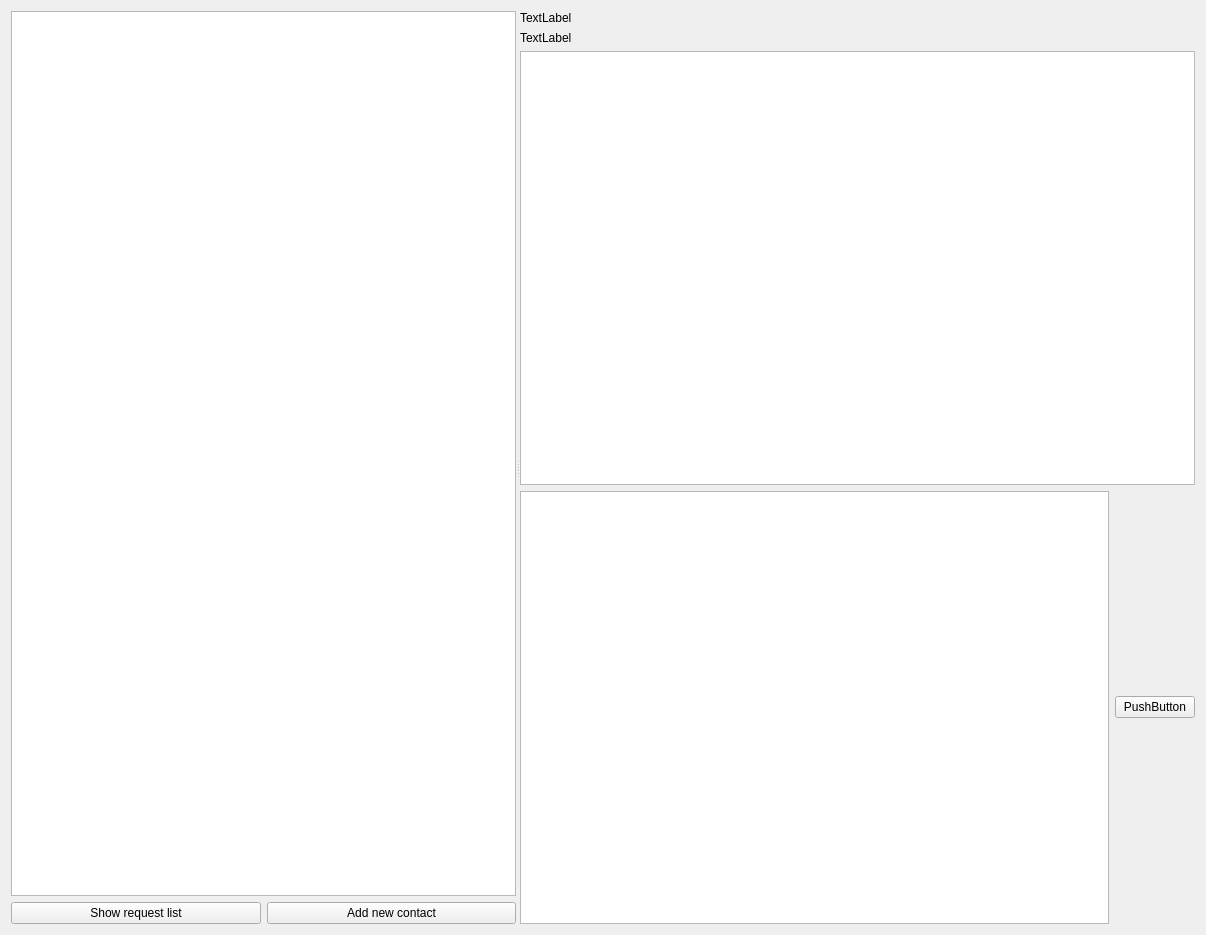
First picture: the form in ui/mainpagewidget.ui, repository McQueeh95/ChatProject, before the edit.
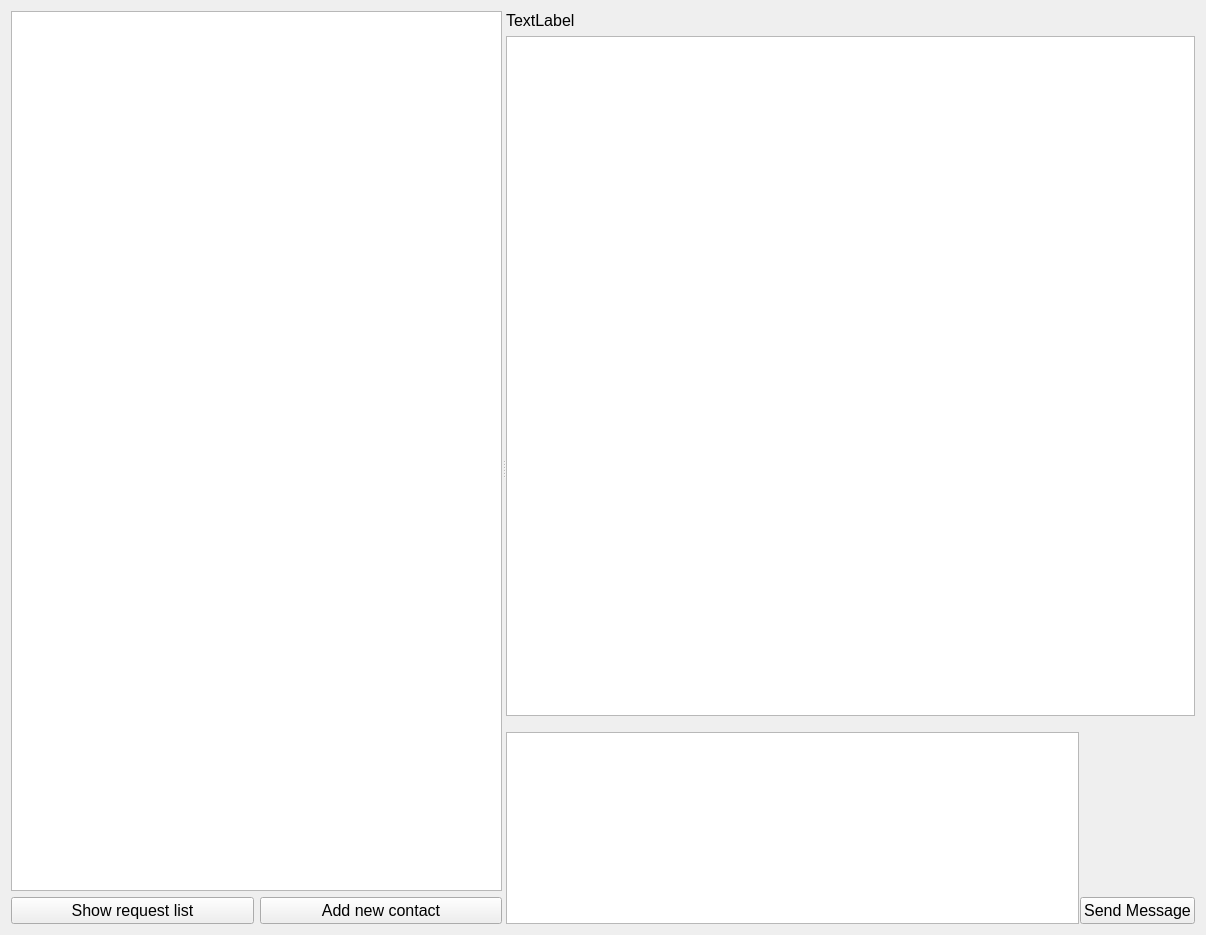
Second picture: the form after the edit.

Diff of the .ui file:
```diff
--- a/ui/mainpagewidget.ui
+++ b/ui/mainpagewidget.ui
@@ -16,6 +16,12 @@
   <layout class="QHBoxLayout" name="horizontalLayout_2">
    <item>
     <widget class="QSplitter" name="splitter">
+     <property name="sizePolicy">
+      <sizepolicy hsizetype="Expanding" vsizetype="Preferred">
+       <horstretch>0</horstretch>
+       <verstretch>0</verstretch>
+      </sizepolicy>
+     </property>
      <property name="orientation">
       <enum>Qt::Orientation::Horizontal</enum>
      </property>
@@ -28,6 +34,11 @@
         <layout class="QHBoxLayout" name="horizontalLayout_6">
          <item>
           <widget class="QPushButton" name="showRequestListButton">
+           <property name="font">
+            <font>
+             <pointsize>12</pointsize>
+            </font>
+           </property>
            <property name="text">
             <string>Show request list</string>
            </property>
@@ -35,6 +46,11 @@
          </item>
          <item>
           <widget class="QPushButton" name="addContactButton">
+           <property name="font">
+            <font>
+             <pointsize>12</pointsize>
+            </font>
+           </property>
            <property name="text">
             <string>Add new contact</string>
            </property>
@@ -45,19 +61,14 @@
       </layout>
      </widget>
      <widget class="QWidget" name="verticalLayoutWidget">
-      <layout class="QVBoxLayout" name="verticalLayout">
-       <item>
-        <layout class="QHBoxLayout" name="horizontalLayout"/>
-       </item>
+      <layout class="QVBoxLayout" name="rightVerticalLayout" stretch="0,1,0">
        <item>
         <widget class="QLabel" name="nickname">
-         <property name="text">
-          <string>TextLabel</string>
+         <property name="font">
+          <font>
+           <pointsize>12</pointsize>
+          </font>
          </property>
-        </widget>
-       </item>
-       <item>
-        <widget class="QLabel" name="onlineStatus">
          <property name="text">
           <string>TextLabel</string>
          </property>
@@ -67,17 +78,93 @@
         <widget class="QListView" name="messageArea"/>
        </item>
        <item>
-        <layout class="QHBoxLayout" name="horizontalLayout_3">
+        <layout class="QHBoxLayout" name="sendingMessageLayout" stretch="1,0">
+         <property name="spacing">
+          <number>1</number>
+         </property>
+         <property name="sizeConstraint">
+          <enum>QLayout::SizeConstraint::SetMinimumSize</enum>
+         </property>
+         <property name="topMargin">
+          <number>10</number>
+         </property>
          <item>
-          <widget class="QTextEdit" name="textEdit"/>
-         </item>
-         <item>
-          <widget class="QPushButton" name="sendMessage">
-           <property name="text">
-            <string>PushButton</string>
+          <widget class="QTextEdit" name="textEdit">
+           <property name="enabled">
+            <bool>true</bool>
+           </property>
+           <property name="sizePolicy">
+            <sizepolicy hsizetype="Minimum" vsizetype="MinimumExpanding">
+             <horstretch>0</horstretch>
+             <verstretch>0</verstretch>
+            </sizepolicy>
+           </property>
+           <property name="minimumSize">
+            <size>
+             <width>3</width>
+             <height>5</height>
+            </size>
+           </property>
+           <property name="baseSize">
+            <size>
+             <width>0</width>
+             <height>0</height>
+            </size>
+           </property>
+           <property name="font">
+            <font>
+             <pointsize>12</pointsize>
+            </font>
            </property>
           </widget>
          </item>
+         <item>
+          <layout class="QVBoxLayout" name="verticalLayout">
+           <item>
+            <spacer name="verticalSpacer">
+             <property name="orientation">
+              <enum>Qt::Orientation::Vertical</enum>
+             </property>
+             <property name="sizeHint" stdset="0">
+              <size>
+               <width>20</width>
+               <height>40</height>
+              </size>
+             </property>
+            </spacer>
+           </item>
+           <item>
+            <widget class="QPushButton" name="sendMessage">
+             <property name="sizePolicy">
+              <sizepolicy hsizetype="Minimum" vsizetype="Minimum">
+               <horstretch>0</horstretch>
+               <verstretch>0</verstretch>
+              </sizepolicy>
+             </property>
+             <property name="minimumSize">
+              <size>
+               <width>0</width>
+               <height>0</height>
+              </size>
+             </property>
+             <property name="baseSize">
+              <size>
+               <width>0</width>
+               <height>0</height>
+              </size>
+             </property>
+             <property name="font">
+              <font>
+               <pointsize>12</pointsize>
+              </font>
+             </property>
+             <property name="text">
+              <string>Send Message</string>
+             </property>
+            </widget>
+           </item>
+          </layout>
+         </item>
         </layout>
        </item>
       </layout>
```
Left out of the diff: 2 changed lines with no effect on the pictures.
